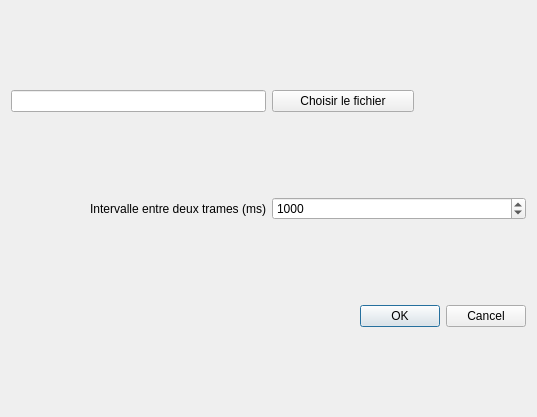
Old version of the form InPut/fileimportdialog.ui in the repository mjc-ermont/Cookie-Logger.
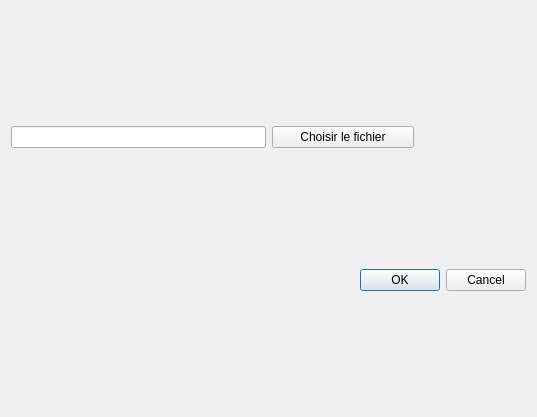
New version of the form.

The edit to the form file:
```diff
--- a/InPut/fileimportdialog.ui
+++ b/InPut/fileimportdialog.ui
@@ -14,6 +14,19 @@
    <string>Dialog</string>
   </property>
   <layout class="QGridLayout" name="gridLayout" columnstretch="0,0">
+   <item row="0" column="0">
+    <widget class="QLineEdit" name="fileLineEdit"/>
+   </item>
+   <item row="2" column="1">
+    <widget class="QDialogButtonBox" name="buttonBox">
+     <property name="orientation">
+      <enum>Qt::Horizontal</enum>
+     </property>
+     <property name="standardButtons">
+      <set>QDialogButtonBox::Cancel|QDialogButtonBox::Ok</set>
+     </property>
+    </widget>
+   </item>
    <item row="0" column="1">
     <widget class="QPushButton" name="choirlefichier">
      <property name="maximumSize">
@@ -27,39 +40,6 @@
      </property>
     </widget>
    </item>
-   <item row="3" column="1">
-    <widget class="QDialogButtonBox" name="buttonBox">
-     <property name="orientation">
-      <enum>Qt::Horizontal</enum>
-     </property>
-     <property name="standardButtons">
-      <set>QDialogButtonBox::Cancel|QDialogButtonBox::Ok</set>
-     </property>
-    </widget>
-   </item>
-   <item row="0" column="0">
-    <widget class="QLineEdit" name="fileLineEdit"/>
-   </item>
-   <item row="1" column="0">
-    <widget class="QLabel" name="label">
-     <property name="text">
-      <string>Intervalle entre deux trames (ms)</string>
-     </property>
-     <property name="alignment">
-      <set>Qt::AlignRight|Qt::AlignTrailing|Qt::AlignVCenter</set>
-     </property>
-    </widget>
-   </item>
-   <item row="1" column="1">
-    <widget class="QSpinBox" name="spinBox">
-     <property name="maximum">
-      <number>10000</number>
-     </property>
-     <property name="value">
-      <number>1000</number>
-     </property>
-    </widget>
-   </item>
   </layout>
  </widget>
  <resources/>
```
